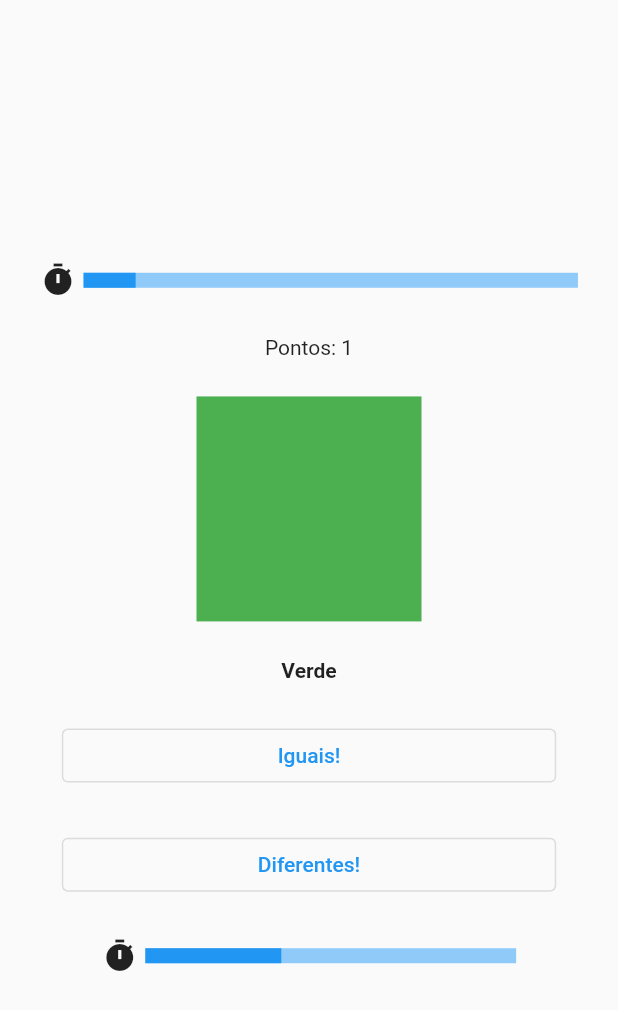
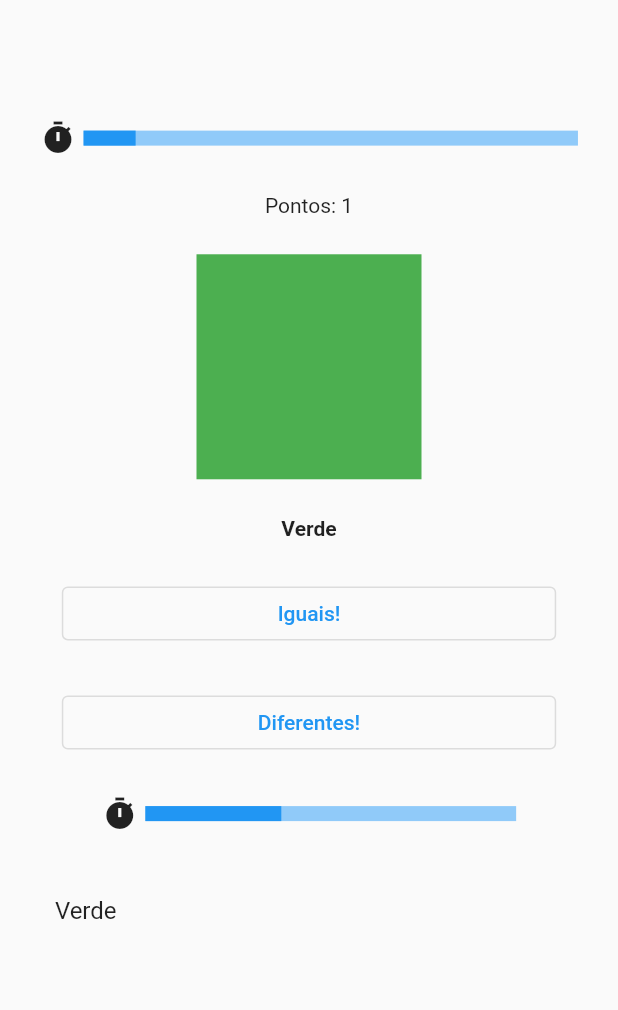
Before and after one commit to mrguisamuel/08-mobile-training, a Flutter app: the Game screen opened directly, after a tap on "Iguais!", on a phone screen of 412 x 824 dp. Shown: the top 1010 px of the screen. Run offline on Flutter 3.47's test engine with Material 2 defaults, Android fonts, the phone set to English and light mode, and no system bars; our stand-ins replace sensors_plus.

Commit message:
feat: implement history with listview

```diff
--- a/strooper/lib/game.dart
+++ b/strooper/lib/game.dart
@@ -44,7 +44,7 @@ class _GameState extends State<Game> {
   void testColor(bool pressedEqual) {
     // Save last word
     Map<String, Object> baseInfo = {};
-    baseInfo['word'] = this.currentkey;
+    baseInfo['word'] = this.currentKey;
 
     nextRound(true);
     MaterialColor? tc = allColors[currentKey];
@@ -65,7 +65,8 @@ class _GameState extends State<Game> {
       baseInfo['correct'] = false;
       //print('wrong answer');
     }
-    this.answers.add(baseInfo);
+    //this.answers.add(baseInfo);
+    this.answers.insert(0, baseInfo);
   }
 
   void addPoints() {
@@ -142,7 +143,22 @@ class _GameState extends State<Game> {
                 width: size.width * 0.6,
                 action: () => nextRound(false),
                 repeat: true
-              )
+              ),
+              SizedBox(
+                height: size.height * 0.03
+              ),
+              Container(
+                width: size.width * 0.9,
+                height: size.height * 0.2,
+                child: ListView.builder(
+                  itemCount: answers.length,
+                  itemBuilder: (context, index) {
+                    return ListTile(
+                      title: Text('${answers[index]["word"]}')
+                    );
+                  }
+                ),
+              ),
             ]
           )
         )
```
